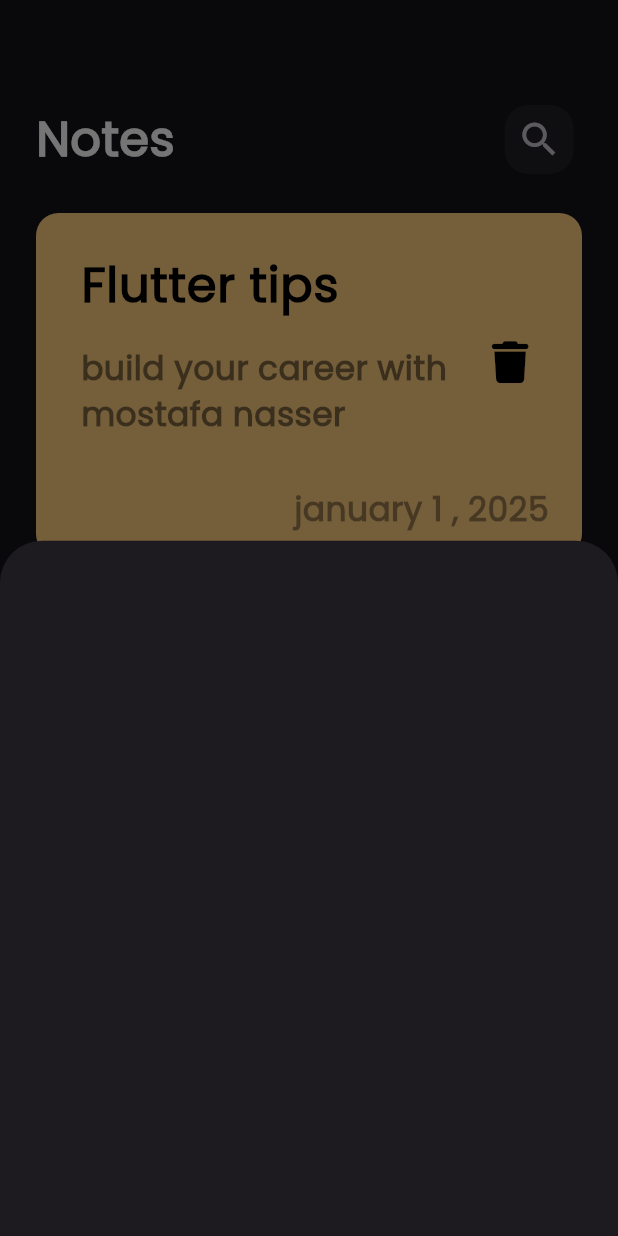
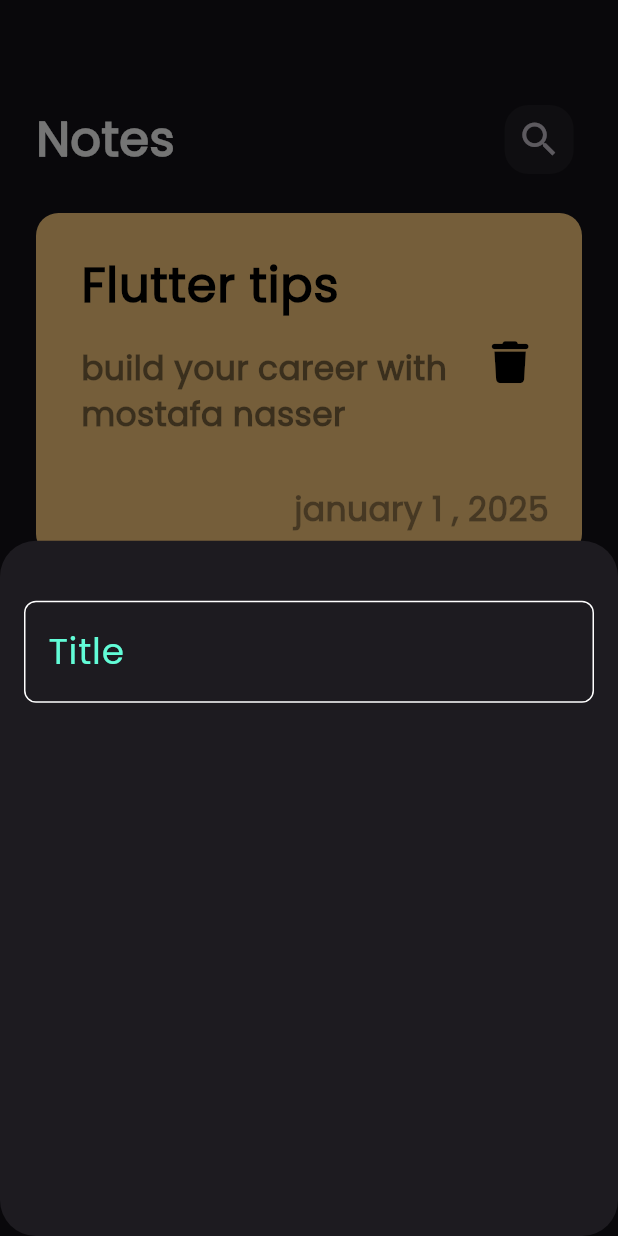
Before and after one commit to MoastafaNasser/noteapp, a Flutter app: the screen it shows after launch, after a tap on the "add" icon, on a phone screen of 412 x 824 dp. Run offline on Flutter 3.47's test engine with Material 3 defaults, Android fonts, the phone set to English and light mode, and no system bars; our stand-ins replace font_awesome_flutter.

Commit message:
create Cutom Text Field

```diff
--- a/lib/views/notes_view.dart
+++ b/lib/views/notes_view.dart
@@ -14,9 +14,13 @@ class NotesView extends StatelessWidget {
           backgroundColor: Colors.greenAccent,
           onPressed: () {
             showModalBottomSheet(
+              shape: RoundedRectangleBorder(
+                borderRadius: BorderRadius.circular(24),
+
+              ),
               context: context,
               builder: (context) {
-                return AddNoteBottomSheet();
+                return const AddNoteBottomSheet();
               },
             );
           },
--- a/lib/widgets/Add_Note_Bottom_Sheet.dart
+++ b/lib/widgets/Add_Note_Bottom_Sheet.dart
@@ -1,11 +1,22 @@
-
 import 'package:flutter/material.dart';
+import 'package:notesapp/widgets/Cutom_Text_Field.dart';
+import 'package:notesapp/widgets/contstant.dart';
 
 class AddNoteBottomSheet extends StatelessWidget {
   const AddNoteBottomSheet({super.key});
 
   @override
   Widget build(BuildContext context) {
-    return Container();
+    return Padding(
+      padding: const EdgeInsets.symmetric(vertical: 16, horizontal: 16),
+      child: Column(
+        children: [
+          SizedBox(
+            height: 24,
+          ),
+          CutomTextField(),
+        ],
+      ),
+    );
   }
 }
--- /dev/null
+++ b/lib/widgets/Cutom_Text_Field.dart
@@ -0,0 +1,32 @@
+
+import 'package:flutter/material.dart';
+import 'package:notesapp/widgets/contstant.dart';
+
+class CutomTextField extends StatelessWidget {
+  const CutomTextField({super.key});
+
+  @override
+  Widget build(BuildContext context) {
+    return TextField(
+      cursorColor: Kprimarycolor,
+
+      decoration: InputDecoration(
+        hintText: "Title",
+        hintStyle: TextStyle(color: Kprimarycolor , fontSize: 24),
+        border: buildBorder(),
+        enabledBorder: buildBorder(),
+        focusedBorder: buildBorder(
+          Kprimarycolor,
+        ),
+      ),
+    );
+  }
+
+  OutlineInputBorder buildBorder([Color]) {
+    return OutlineInputBorder(
+        borderRadius: BorderRadius.circular(8),
+        borderSide: BorderSide(
+          color: Color ?? Colors.white,
+        ));
+  }
+}
--- /dev/null
+++ b/lib/widgets/contstant.dart
@@ -0,0 +1,3 @@
+import 'package:flutter/material.dart';
+
+const Kprimarycolor = Color(0xff62fCD7);
```
